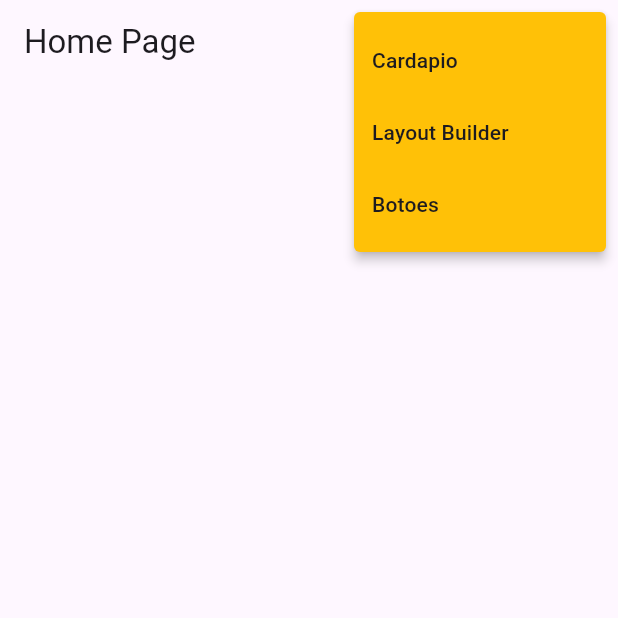
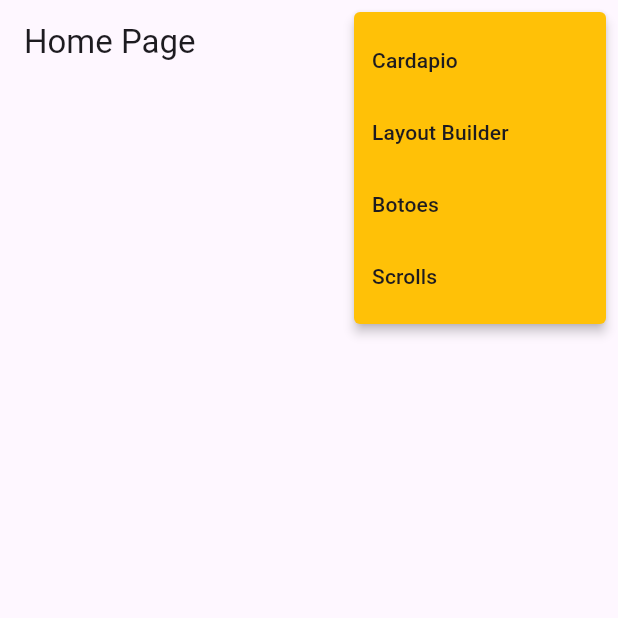
Before and after one commit to MizaelDouglasDeMello/primeiro_projeto-flutter, a Flutter app: the screen it shows after launch, after a tap on the "restaurant menu" icon, on a phone screen of 412 x 824 dp, the top half of it. Run offline on Flutter 3.47's test engine with Material 3 defaults, Android fonts, the phone set to English and light mode, and no system bars; our stand-ins replace device_preview; network calls fail.

Commit message:
feat: Scrolls View

```diff
--- a/lib/main.dart
+++ b/lib/main.dart
@@ -4,6 +4,7 @@ import 'package:primeiro_projeto/pages/botoes_rotacao/botao_page.dart';
 import 'package:primeiro_projeto/pages/container/container_page.dart';
 import 'package:primeiro_projeto/pages/home/home_page.dart';
 import 'package:primeiro_projeto/pages/layout_builder_page.dart';
+import 'package:primeiro_projeto/pages/scrolls/scrolls_view_page.dart';
 
 void main() => runApp(
       DevicePreview(
@@ -31,6 +32,7 @@ class MyApp extends StatelessWidget {
         '/container': (_) => ContainerPage(),
         '/layoutBuilder': (_) => LayoutBuilderPage(),
         '/botao': (_) => BotaoPage(),
+        '/scrolls': (_) => ScrollsViewPage(),
       },
     );
   }
--- a/lib/pages/home/home_page.dart
+++ b/lib/pages/home/home_page.dart
@@ -1,6 +1,6 @@
 import 'package:flutter/material.dart';
 
-enum PopupMenuPages { container, layoutBuilder, botao }
+enum PopupMenuPages { container, layoutBuilder, botao, scrolls }
 
 class HomePage extends StatelessWidget {
   const HomePage({super.key});
@@ -25,6 +25,9 @@ class HomePage extends StatelessWidget {
                     case PopupMenuPages.botao:
                       Navigator.of(context).pushNamed('/botao');
                       break;
+                    case PopupMenuPages.scrolls:
+                      Navigator.of(context).pushNamed('/scrolls');
+                      break;
 
                     default:
                   }
@@ -38,7 +41,9 @@ class HomePage extends StatelessWidget {
                         value: PopupMenuPages.layoutBuilder,
                         child: Text('Layout Builder')),
                     const PopupMenuItem(
-                        value: PopupMenuPages.botao, child: Text('Botoes'))
+                        value: PopupMenuPages.botao, child: Text('Botoes')),
+                    const PopupMenuItem(
+                        value: PopupMenuPages.scrolls, child: Text('Scrolls')),
                   ];
                 })
           ],
```
Also changed, not shown: lib/pages/scrolls/scrolls_view_page.dart (added, +32 -0 lines).
